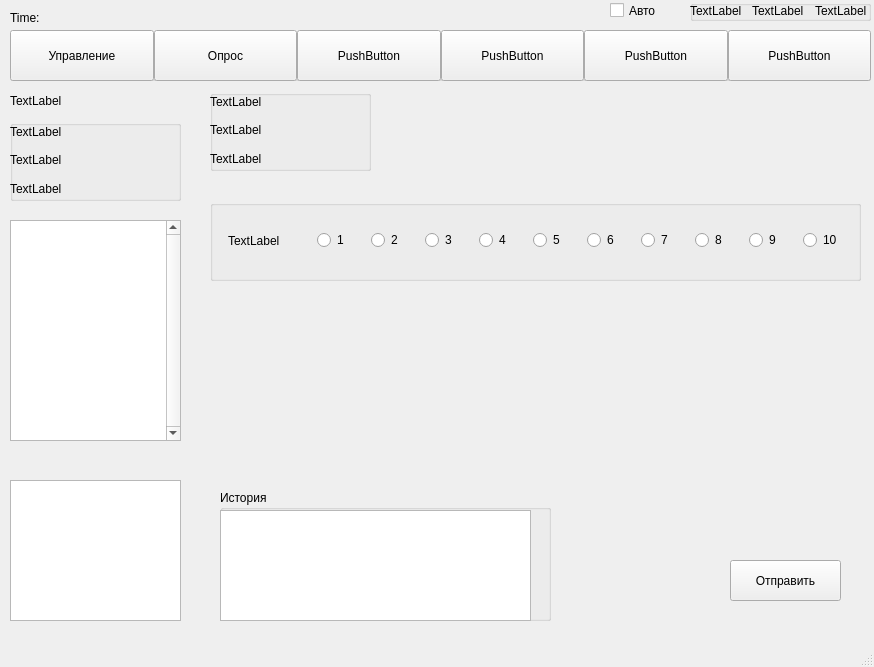
Old version of the form Diplom/Gui.ui in the repository MikhaMos/Diplom.
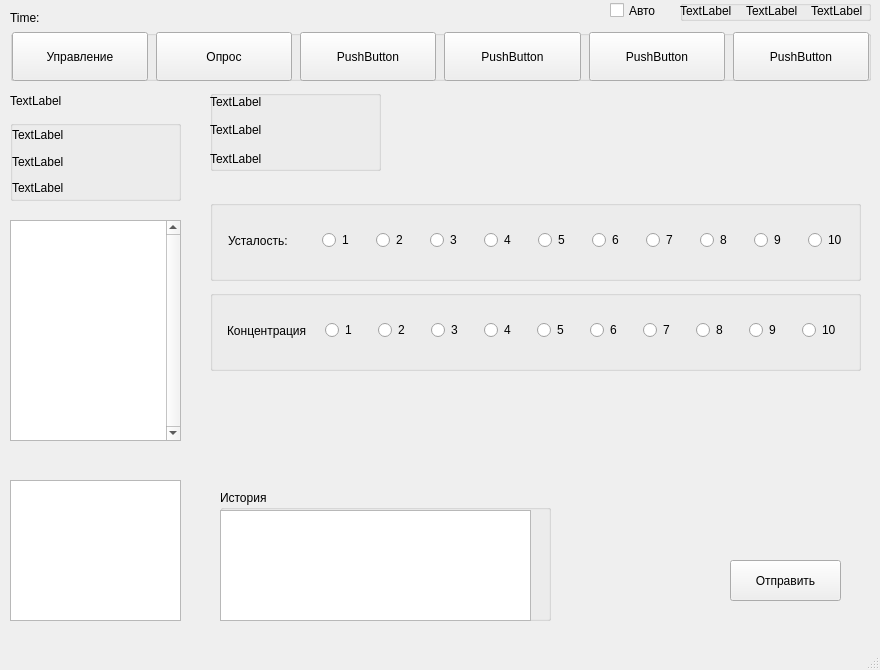
New version of the form. The open tabs and pages were chosen to show the change.

```diff
--- a/Diplom/Gui.ui
+++ b/Diplom/Gui.ui
@@ -6,8 +6,8 @@
    <rect>
     <x>0</x>
     <y>0</y>
-    <width>874</width>
-    <height>667</height>
+    <width>880</width>
+    <height>670</height>
    </rect>
   </property>
   <property name="windowTitle">
@@ -457,7 +457,7 @@
        <rect>
         <x>10</x>
         <y>10</y>
-        <width>161</width>
+        <width>171</width>
         <height>81</height>
        </rect>
       </property>
@@ -469,7 +469,7 @@
         <rect>
          <x>0</x>
          <y>0</y>
-         <width>160</width>
+         <width>171</width>
          <height>80</height>
         </rect>
        </property>
@@ -527,12 +527,12 @@
          <widget class="QLabel" name="label_11">
           <property name="maximumSize">
            <size>
-            <width>70</width>
+            <width>75</width>
             <height>16777215</height>
            </size>
           </property>
           <property name="text">
-           <string>TextLabel</string>
+           <string>Усталость:</string>
           </property>
          </widget>
         </item>
@@ -713,6 +713,177 @@
        <string>Отправить</string>
       </property>
      </widget>
+     <widget class="QGroupBox" name="Question_2">
+      <property name="geometry">
+       <rect>
+        <x>10</x>
+        <y>210</y>
+        <width>651</width>
+        <height>81</height>
+       </rect>
+      </property>
+      <property name="title">
+       <string/>
+      </property>
+      <widget class="QWidget" name="horizontalLayoutWidget_9">
+       <property name="geometry">
+        <rect>
+         <x>0</x>
+         <y>0</y>
+         <width>651</width>
+         <height>81</height>
+        </rect>
+       </property>
+       <layout class="QHBoxLayout" name="horizontalLayout_15">
+        <property name="spacing">
+         <number>1</number>
+        </property>
+        <item>
+         <widget class="QLabel" name="label_12">
+          <property name="maximumSize">
+           <size>
+            <width>80</width>
+            <height>16777215</height>
+           </size>
+          </property>
+          <property name="text">
+           <string>Концентрация</string>
+          </property>
+         </widget>
+        </item>
+        <item>
+         <widget class="QRadioButton" name="radioButton_11">
+          <property name="maximumSize">
+           <size>
+            <width>35</width>
+            <height>16777215</height>
+           </size>
+          </property>
+          <property name="text">
+           <string>1</string>
+          </property>
+         </widget>
+        </item>
+        <item>
+         <widget class="QRadioButton" name="radioButton_12">
+          <property name="maximumSize">
+           <size>
+            <width>35</width>
+            <height>16777215</height>
+           </size>
+          </property>
+          <property name="text">
+           <string>2</string>
+          </property>
+         </widget>
+        </item>
+        <item>
+         <widget class="QRadioButton" name="radioButton_13">
+          <property name="maximumSize">
+           <size>
+            <width>35</width>
+            <height>16777215</height>
+           </size>
+          </property>
+          <property name="text">
+           <string>3</string>
+          </property>
+         </widget>
+        </item>
+        <item>
+         <widget class="QRadioButton" name="radioButton_14">
+          <property name="maximumSize">
+           <size>
+            <width>35</width>
+            <height>16777215</height>
+           </size>
+          </property>
+          <property name="text">
+           <string>4</string>
+          </property>
+         </widget>
+        </item>
+        <item>
+         <widget class="QRadioButton" name="radioButton_15">
+          <property name="maximumSize">
+           <size>
+            <width>35</width>
+            <height>16777215</height>
+           </size>
+          </property>
+          <property name="text">
+           <string>5</string>
+          </property>
+         </widget>
+        </item>
+        <item>
+         <widget class="QRadioButton" name="radioButton_16">
+          <property name="maximumSize">
+           <size>
+            <width>35</width>
+            <height>16777215</height>
+           </size>
+          </property>
+          <property name="text">
+           <string>6</string>
+          </property>
+         </widget>
+        </item>
+        <item>
+         <widget class="QRadioButton" name="radioButton_17">
+          <property name="maximumSize">
+           <size>
+            <width>35</width>
+            <height>16777215</height>
+           </size>
+          </property>
+          <property name="text">
+           <string>7</string>
+          </property>
+         </widget>
+        </item>
+        <item>
+         <widget class="QRadioButton" name="radioButton_18">
+          <property name="maximumSize">
+           <size>
+            <width>35</width>
+            <height>16777215</height>
+           </size>
+          </property>
+          <property name="text">
+           <string>8</string>
+          </property>
+         </widget>
+        </item>
+        <item>
+         <widget class="QRadioButton" name="radioButton_19">
+          <property name="maximumSize">
+           <size>
+            <width>35</width>
+            <height>16777215</height>
+           </size>
+          </property>
+          <property name="text">
+           <string>9</string>
+          </property>
+         </widget>
+        </item>
+        <item>
+         <widget class="QRadioButton" name="radioButton_20">
+          <property name="maximumSize">
+           <size>
+            <width>35</width>
+            <height>16777215</height>
+           </size>
+          </property>
+          <property name="text">
+           <string>10</string>
+          </property>
+         </widget>
+        </item>
+       </layout>
+      </widget>
+     </widget>
     </widget>
    </widget>
    <widget class="QLabel" name="StatusPanel">
@@ -746,12 +917,36 @@
        <x>0</x>
        <y>0</y>
        <width>171</width>
-       <height>80</height>
+       <height>81</height>
       </rect>
      </property>
      <layout class="QVBoxLayout" name="verticalLayout">
+      <property name="spacing">
+       <number>0</number>
+      </property>
+      <property name="leftMargin">
+       <number>2</number>
+      </property>
+      <property name="topMargin">
+       <number>2</number>
+      </property>
+      <property name="rightMargin">
+       <number>0</number>
+      </property>
       <item>
        <widget class="QLabel" name="Label_adaptive_mode">
+        <property name="maximumSize">
+         <size>
+          <width>170</width>
+          <height>16777215</height>
+         </size>
+        </property>
+        <property name="sizeIncrement">
+         <size>
+          <width>0</width>
+          <height>0</height>
+         </size>
+        </property>
         <property name="text">
          <string>TextLabel</string>
         </property>
@@ -787,52 +982,6 @@
      <string>Time: </string>
     </property>
    </widget>
-   <widget class="QGroupBox" name="StatusRobot">
-    <property name="geometry">
-     <rect>
-      <x>690</x>
-      <y>0</y>
-      <width>181</width>
-      <height>21</height>
-     </rect>
-    </property>
-    <property name="title">
-     <string/>
-    </property>
-    <widget class="QWidget" name="horizontalLayoutWidget_8">
-     <property name="geometry">
-      <rect>
-       <x>0</x>
-       <y>0</y>
-       <width>181</width>
-       <height>21</height>
-      </rect>
-     </property>
-     <layout class="QHBoxLayout" name="horizontalLayout_14">
-      <item>
-       <widget class="QLabel" name="label_moving">
-        <property name="text">
-         <string>TextLabel</string>
-        </property>
-       </widget>
-      </item>
-      <item>
-       <widget class="QLabel" name="label_6">
-        <property name="text">
-         <string>TextLabel</string>
-        </property>
-       </widget>
-      </item>
-      <item>
-       <widget class="QLabel" name="label_7">
-        <property name="text">
-         <string>TextLabel</string>
-        </property>
-       </widget>
-      </item>
-     </layout>
-    </widget>
-   </widget>
    <widget class="QGroupBox" name="Positions">
     <property name="geometry">
      <rect>
@@ -917,6 +1066,18 @@
      </property>
      <layout class="QHBoxLayout" name="horizontalLayout_2">
       <property name="spacing">
+       <number>8</number>
+      </property>
+      <property name="leftMargin">
+       <number>2</number>
+      </property>
+      <property name="topMargin">
+       <number>2</number>
+      </property>
+      <property name="rightMargin">
+       <number>2</number>
+      </property>
+      <property name="bottomMargin">
        <number>0</number>
       </property>
       <item>
@@ -930,7 +1091,7 @@
         <property name="maximumSize">
          <size>
           <width>16777215</width>
-          <height>16777215</height>
+          <height>50</height>
          </size>
         </property>
         <property name="text">
@@ -949,7 +1110,7 @@
         <property name="maximumSize">
          <size>
           <width>16777215</width>
-          <height>16777215</height>
+          <height>50</height>
          </size>
         </property>
         <property name="text">
@@ -971,7 +1132,7 @@
         <property name="maximumSize">
          <size>
           <width>16777215</width>
-          <height>16777215</height>
+          <height>50</height>
          </size>
         </property>
         <property name="text">
@@ -990,7 +1151,7 @@
         <property name="maximumSize">
          <size>
           <width>16777215</width>
-          <height>16777215</height>
+          <height>50</height>
          </size>
         </property>
         <property name="text">
@@ -1009,7 +1170,7 @@
         <property name="maximumSize">
          <size>
           <width>16777215</width>
-          <height>16777215</height>
+          <height>50</height>
          </size>
         </property>
         <property name="text">
@@ -1028,7 +1189,7 @@
         <property name="maximumSize">
          <size>
           <width>16777215</width>
-          <height>16777215</height>
+          <height>50</height>
          </size>
         </property>
         <property name="text">
@@ -1055,6 +1216,52 @@
      <bool>false</bool>
     </property>
    </widget>
+   <widget class="QGroupBox" name="StatusRobot">
+    <property name="geometry">
+     <rect>
+      <x>680</x>
+      <y>0</y>
+      <width>191</width>
+      <height>21</height>
+     </rect>
+    </property>
+    <property name="title">
+     <string/>
+    </property>
+    <widget class="QWidget" name="horizontalLayoutWidget_8">
+     <property name="geometry">
+      <rect>
+       <x>0</x>
+       <y>0</y>
+       <width>191</width>
+       <height>21</height>
+      </rect>
+     </property>
+     <layout class="QHBoxLayout" name="horizontalLayout_14">
+      <item>
+       <widget class="QLabel" name="label_moving">
+        <property name="text">
+         <string>TextLabel</string>
+        </property>
+       </widget>
+      </item>
+      <item>
+       <widget class="QLabel" name="label_6">
+        <property name="text">
+         <string>TextLabel</string>
+        </property>
+       </widget>
+      </item>
+      <item>
+       <widget class="QLabel" name="label_7">
+        <property name="text">
+         <string>TextLabel</string>
+        </property>
+       </widget>
+      </item>
+     </layout>
+    </widget>
+   </widget>
   </widget>
   <widget class="QMenuBar" name="menubar">
    <property name="geometry">
```
Left out of the diff: 81 changed lines with no effect on the pictures.
